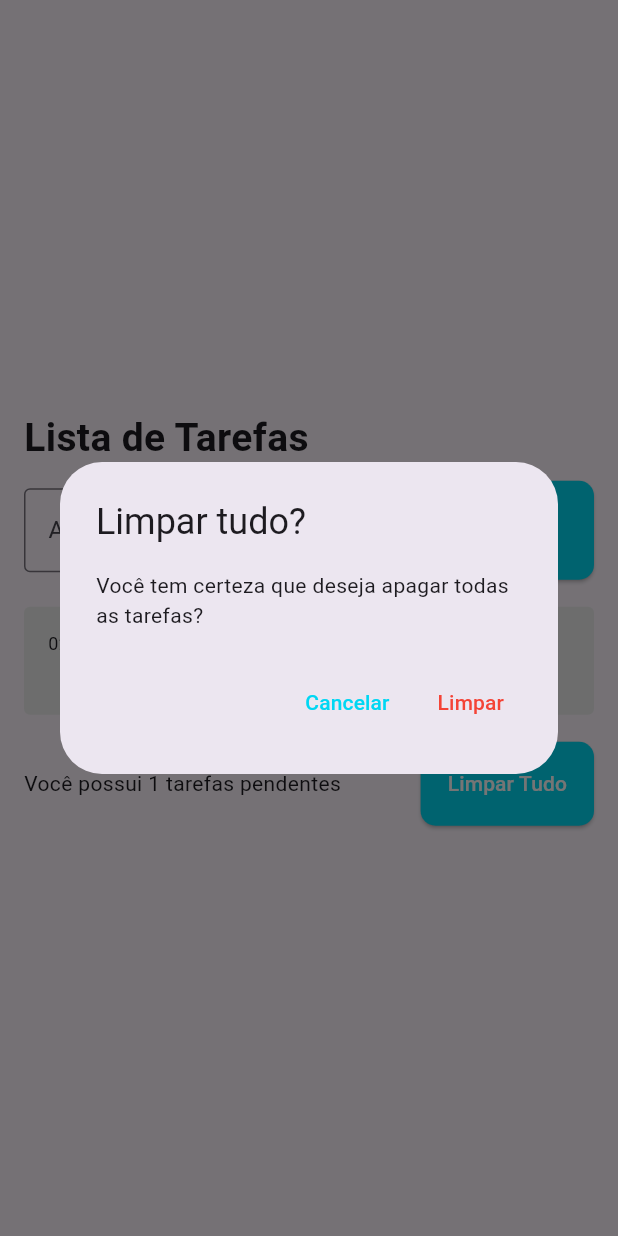
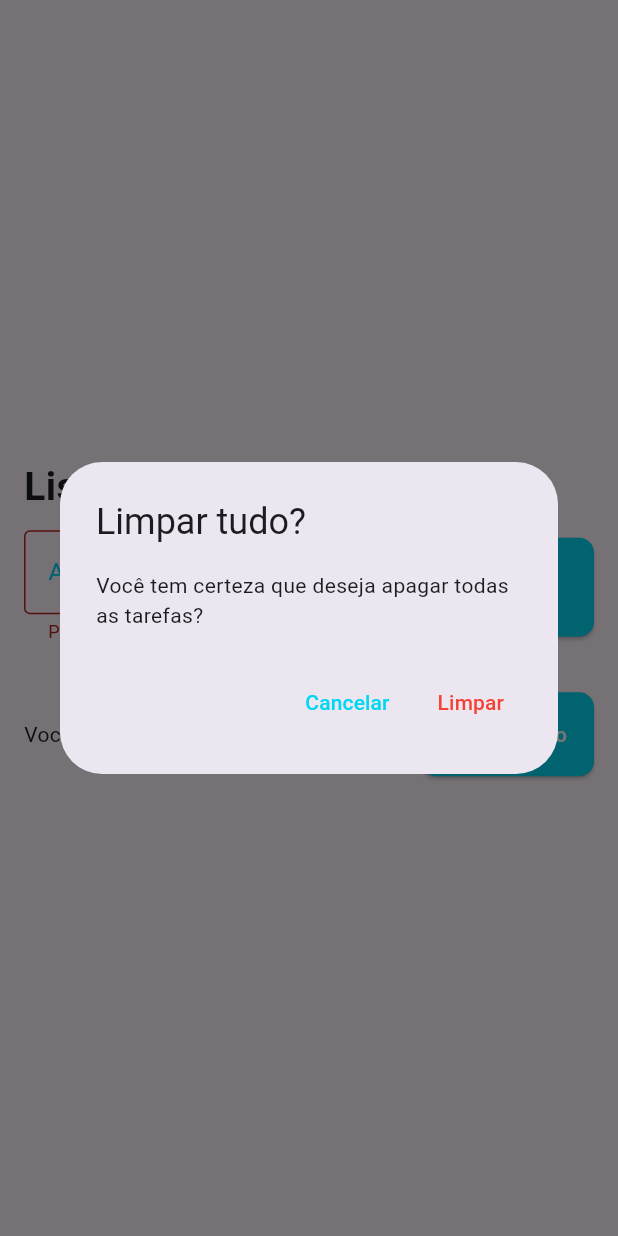
Before and after one commit to Thiiagoac/-flutter_projects, a Flutter app: the screen it shows after launch, after a tap on the "add" icon, after a tap on "Limpar Tudo", on a phone screen of 412 x 824 dp. Run offline on Flutter 3.47's test engine with Material 3 defaults, Android fonts, the light colour scheme and no system bars; drawn by our look-alikes of flutter_slidable; our stand-ins replace shared_preferences; statements that could not run were skipped.

Commit message:
finish tasklist

```diff
--- a/lista_tarefas/lib/models/todo.dart
+++ b/lista_tarefas/lib/models/todo.dart
@@ -1,6 +1,20 @@
+
 class Todo {
+
   Todo({required this.title, required this.dateTime});
+
+  Todo.fromJson(Map<String, dynamic> json)
+      : title = json['title'],
+        dateTime = DateTime.parse(json['dateTime']);
 
   String title;
   DateTime dateTime;
+
+  Map<String, dynamic> toJson() {
+    return  {
+      'title': title,
+      'dateTime': dateTime.toIso8601String()
+    };
+  }
+
 }
--- a/lista_tarefas/lib/pages/todo_list_page.dart
+++ b/lista_tarefas/lib/pages/todo_list_page.dart
@@ -1,4 +1,5 @@
 import 'package:flutter/material.dart';
+import 'package:lista_tarefas/repositories/todo_repository.dart';
 import 'package:lista_tarefas/widgets/todo_list_item.dart';
 
 import '../models/todo.dart';
@@ -11,10 +12,25 @@
 }
 
 class _HomePageState extends State<HomePage> {
-  TextEditingController controllerTarefa = TextEditingController();
+  final TextEditingController controllerTarefa = TextEditingController();
+  final TodoRepository todoRepository = TodoRepository();
+
   List<Todo> tarefas = [];
+
   Todo? deletedTodo;
   int? deletedTodoIndex;
+
+  String? errorText;
+
+  @override
+  void initState() {
+    super.initState();
+    todoRepository.getList().then((value) {
+      setState(() {
+        tarefas = value;
+      });
+    });
+  }
 
   @override
   Widget build(BuildContext context) {
@@ -41,10 +57,18 @@
                       flex: 4,
                       child: TextField(
                         controller: controllerTarefa,
-                        decoration: const InputDecoration(
+                        onSubmitted: ,
+                        decoration: InputDecoration(
+                          focusedBorder: const OutlineInputBorder(
+                              borderSide: BorderSide(
+                                  color: Color(0xff00d7f3), width: 2)),
                           labelText: 'Adicione uma tarefa',
+                          labelStyle: const TextStyle(
+                            color: Color(0xff00d7f3),
+                          ),
                           hintText: 'Ex: Estudar flutter',
-                          border: OutlineInputBorder(),
+                          border: const OutlineInputBorder(),
+                          errorText: errorText,
                         ),
                       ),
                     ),
@@ -132,6 +156,8 @@
     setState(() {
       tarefas.remove(todo);
     });
+    todoRepository.saveList(tarefas);
+
     ScaffoldMessenger.of(context).clearSnackBars();
     ScaffoldMessenger.of(context).showSnackBar(
       SnackBar(
@@ -149,6 +175,7 @@
             setState(() {
               tarefas.insert(deletedTodoIndex!, deletedTodo!);
             });
+            todoRepository.saveList(tarefas);
           },
         ),
         duration: const Duration(seconds: 5),
@@ -157,23 +184,35 @@
   }
 
   void adicionarTarefa() {
+    String text = controllerTarefa.text;
+
+    if (text.isEmpty) {
       setState(() {
-      Todo newTodo =
-      Todo(title: controllerTarefa.text, dateTime: DateTime.now());
+        errorText = 'Preencha o campo da tarefa';
+      });
+      return;
+    }
+
+    setState(() {
+      Todo newTodo = Todo(
+        title: text,
+        dateTime: DateTime.now(),
+      );
       tarefas.add(newTodo);
+      errorText = null;
     });
     controllerTarefa.clear();
+    todoRepository.saveList(tarefas);
   }
 
   limparTudo() {
     showDialog(
       context: context,
-      builder: (context) =>
-          AlertDialog(
-            title: Text(
+      builder: (context) => AlertDialog(
+        title: const Text(
           'Limpar tudo?',
         ),
-            content: Text(
+        content: const Text(
           'Você tem certeza que deseja apagar todas as tarefas?',
         ),
         actions: [
@@ -181,8 +220,8 @@
             onPressed: () {
               Navigator.of(context).pop();
             },
-                style: TextButton.styleFrom(foregroundColor: Color(0xff00d7f3)),
-                child: Text(
+            style: TextButton.styleFrom(foregroundColor: const Color(0xff00d7f3)),
+            child: const Text(
               'Cancelar',
             ),
           ),
@@ -192,11 +231,10 @@
               clearTodos();
             },
             style: TextButton.styleFrom(foregroundColor: Colors.red),
-                child: Text(
+            child: const Text(
               'Limpar',
             ),
           ),
-
         ],
       ),
     );
@@ -206,5 +244,6 @@
     setState(() {
       tarefas.clear();
     });
+    todoRepository.saveList(tarefas);
   }
 }
--- a/lista_tarefas/lib/repositories/todo_repository.dart
+++ b/lista_tarefas/lib/repositories/todo_repository.dart
@@ -1,10 +1,29 @@
+import 'dart:convert';
+
 import 'package:shared_preferences/shared_preferences.dart';
+
+import '../models/todo.dart';
+
+const keyTodo = 'todo';
 
 class TodoRepository {
   late SharedPreferences sharedPreferences;
 
-  TodoRepository() {
-    SharedPreferences.getInstance().then((value) => sharedPreferences = value);
+  void saveList(List<Todo> tarefas) {
+    final jsonString = json.encode(tarefas);
+    sharedPreferences.setString(keyTodo, jsonString);
   }
 
+  void removeTask() {
+    sharedPreferences.remove(keyTodo);
+  }
+
+  void updateList() {}
+
+  Future<List<Todo>> getList() async {
+    sharedPreferences = await SharedPreferences.getInstance();
+    String listString = sharedPreferences.getString('todo') ?? '[]';
+    List lista = json.decode(listString) as List;
+    return lista.map((e) => Todo.fromJson(e)).toList();
+  }
 }
```
Lines whose indentation alone changed are shown as unchanged.
